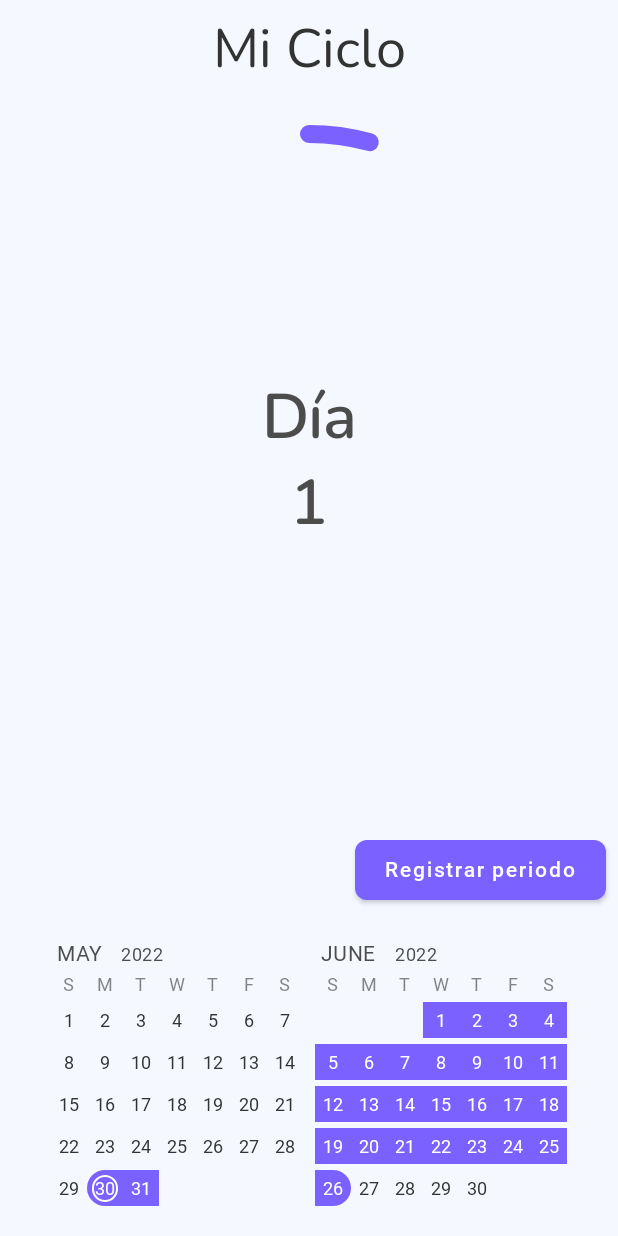
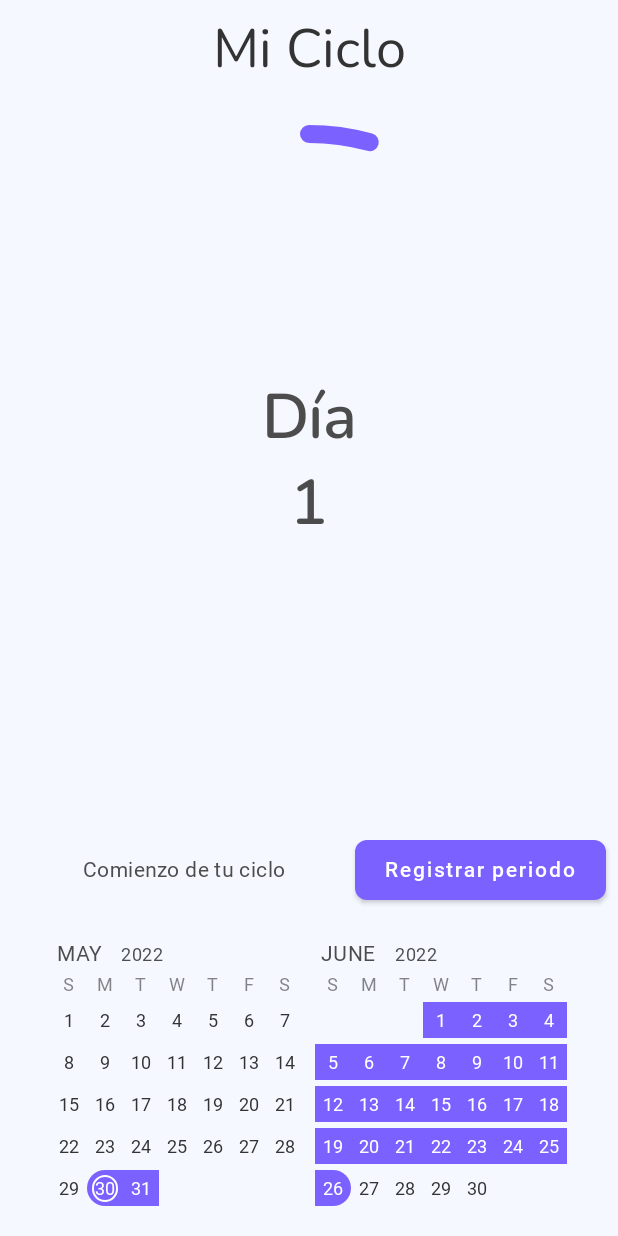
Before and after one commit to TomasMVazquez/MiMetodoPlanificado, an Android app built with Jetpack Compose: the composable MyCyclePage shown on its own in the app's theme, after a tap on "Registrar periodo", on a phone screen of 412 x 824 dp. Run offline under Robolectric (Android 15) with nearby library versions, the phone set to English and light mode, and no system bars; our stand-ins replace Dagger/Hilt's generated code, Room's generated code, accompanist; Roboto replaces fonts that are not available here; 1 statement that could not run was skipped.

Commit message:
Add msgs on MyCyclePage

```diff
--- a/app/src/main/java/com/applications/toms/mimetodoplanificado/ui/screen/mymethod/pages/mycycle/MyCyclePage.kt
+++ b/app/src/main/java/com/applications/toms/mimetodoplanificado/ui/screen/mymethod/pages/mycycle/MyCyclePage.kt
@@ -120,6 +120,10 @@ fun MyCycleContent(
                         .padding(horizontal = dimensionResource(id = R.dimen.padding_large)),
                     text = when {
                         !state.hasCycleConfigured -> stringResource(R.string.my_cycle_empty_info)
+                        currentDay.toInt() == 1 -> stringResource(R.string.my_cycle_msg_first_day)
+                        currentDay.toInt() == 21 -> stringResource(R.string.my_cycle_msg_21_day)
+                        currentDay.toInt() in 22..28 -> stringResource(R.string.my_cycle_msg_22_to_28_day)
+                        currentDay.toInt() > 28 -> stringResource(R.string.my_cycle_msg_29_day)
                         else -> ""
                     },
                     style = MaterialTheme.typography.body2,
--- a/app/src/main/res/values/strings.xml
+++ b/app/src/main/res/values/strings.xml
@@ -164,4 +164,9 @@
     // MyCycle
     <string name="register_my_period">Registrar periodo</string>
     <string name="my_cycle_empty_info">El día que te llegue podrás clickear este botón para comenzar a registrar tu periodo</string>
+    <string name="my_cycle_msg_first_day">Comienzo de tu ciclo</string>
+    <string name="my_cycle_msg_21_day">Está cerca un nuevo ciclo</string>
+    <string name="my_cycle_msg_22_to_28_day">No te olvides de registrar tu ciclo</string>
+    <string name="my_cycle_msg_29_day">Tu nuevo ciclo debería haber comenzado.\nNo te olvides de registrarlo</string>
+
 </resources>
```
